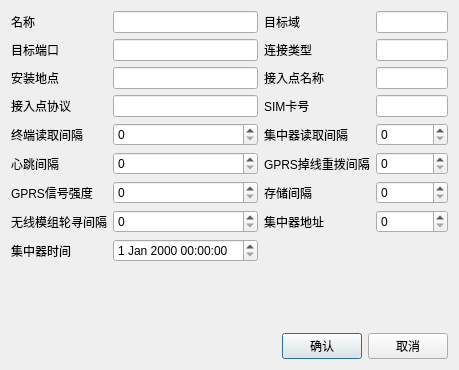
First picture: the form in ConcentratorEditDlg.ui, repository wanlong1215/test, before the edit.
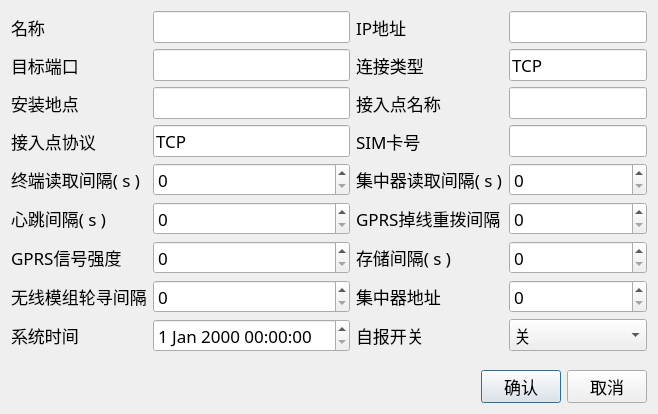
Second picture: the form after the edit.

```diff
--- a/ConcentratorEditDlg.ui
+++ b/ConcentratorEditDlg.ui
@@ -6,10 +6,16 @@
    <rect>
     <x>0</x>
     <y>0</y>
-    <width>459</width>
-    <height>370</height>
+    <width>658</width>
+    <height>414</height>
    </rect>
   </property>
+  <property name="font">
+   <font>
+    <family>微软雅黑</family>
+    <pointsize>13</pointsize>
+   </font>
+  </property>
   <property name="windowTitle">
    <string>集中器</string>
   </property>
@@ -36,7 +42,7 @@
      <item row="0" column="2">
       <widget class="QLabel" name="label_2">
        <property name="text">
-        <string>目标域</string>
+        <string>IP地址</string>
        </property>
       </widget>
      </item>
@@ -54,7 +60,11 @@
       <widget class="QLineEdit" name="leInstallAddr"/>
      </item>
      <item row="1" column="3">
-      <widget class="QLineEdit" name="leType"/>
+      <widget class="QLineEdit" name="leType">
+       <property name="text">
+        <string>TCP</string>
+       </property>
+      </widget>
      </item>
      <item row="2" column="0">
       <widget class="QLabel" name="label_5">
@@ -70,7 +80,11 @@
       <widget class="QLineEdit" name="leApName"/>
      </item>
      <item row="3" column="1">
-      <widget class="QLineEdit" name="leApProtocol"/>
+      <widget class="QLineEdit" name="leApProtocol">
+       <property name="text">
+        <string>TCP</string>
+       </property>
+      </widget>
      </item>
      <item row="3" column="0">
       <widget class="QLabel" name="label_7">
@@ -102,14 +116,14 @@
      <item row="4" column="0">
       <widget class="QLabel" name="label_9">
        <property name="text">
-        <string>终端读取间隔</string>
+        <string>终端读取间隔( s )</string>
        </property>
       </widget>
      </item>
      <item row="4" column="2">
       <widget class="QLabel" name="label_10">
        <property name="text">
-        <string>集中器读取间隔</string>
+        <string>集中器读取间隔( s )</string>
        </property>
       </widget>
      </item>
@@ -132,7 +146,7 @@
      <item row="5" column="0">
       <widget class="QLabel" name="label_11">
        <property name="text">
-        <string>心跳间隔</string>
+        <string>心跳间隔( s )</string>
        </property>
       </widget>
      </item>
@@ -149,7 +163,7 @@
      <item row="6" column="2">
       <widget class="QLabel" name="label_14">
        <property name="text">
-        <string>存储间隔</string>
+        <string>存储间隔( s )</string>
        </property>
       </widget>
      </item>
@@ -179,13 +193,34 @@
      <item row="8" column="0">
       <widget class="QLabel" name="label_17">
        <property name="text">
-        <string>集中器时间</string>
+        <string>系统时间</string>
        </property>
       </widget>
      </item>
      <item row="8" column="1">
       <widget class="QDateTimeEdit" name="leTime"/>
      </item>
+     <item row="8" column="2">
+      <widget class="QLabel" name="label_18">
+       <property name="text">
+        <string>自报开关</string>
+       </property>
+      </widget>
+     </item>
+     <item row="8" column="3">
+      <widget class="QComboBox" name="cbPower">
+       <item>
+        <property name="text">
+         <string>关</string>
+        </property>
+       </item>
+       <item>
+        <property name="text">
+         <string>开</string>
+        </property>
+       </item>
+      </widget>
+     </item>
     </layout>
    </item>
    <item>
```
